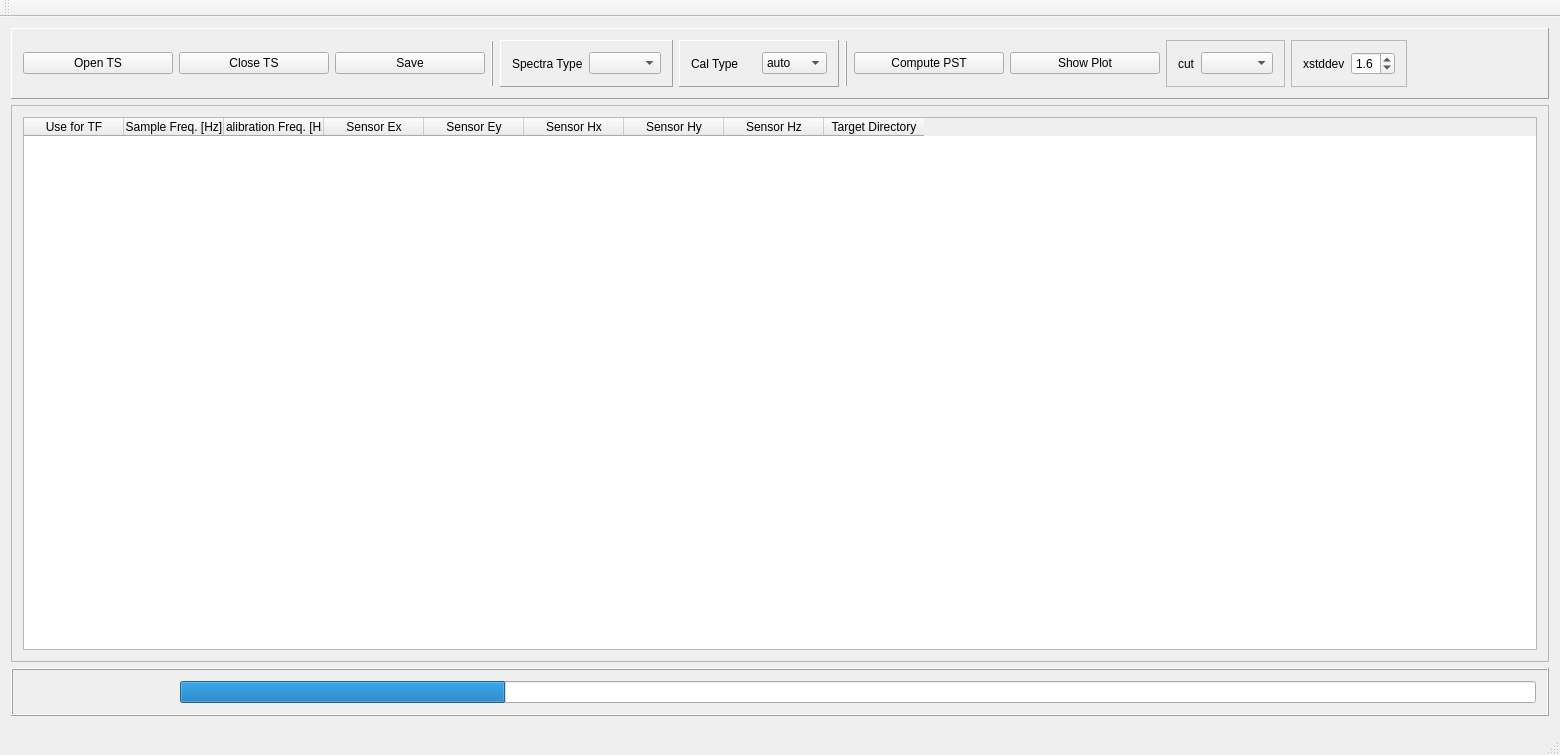
bfrmtx/procmt_2021, file CoilFieldTestTool/mainwindow.ui: the form before one commit.
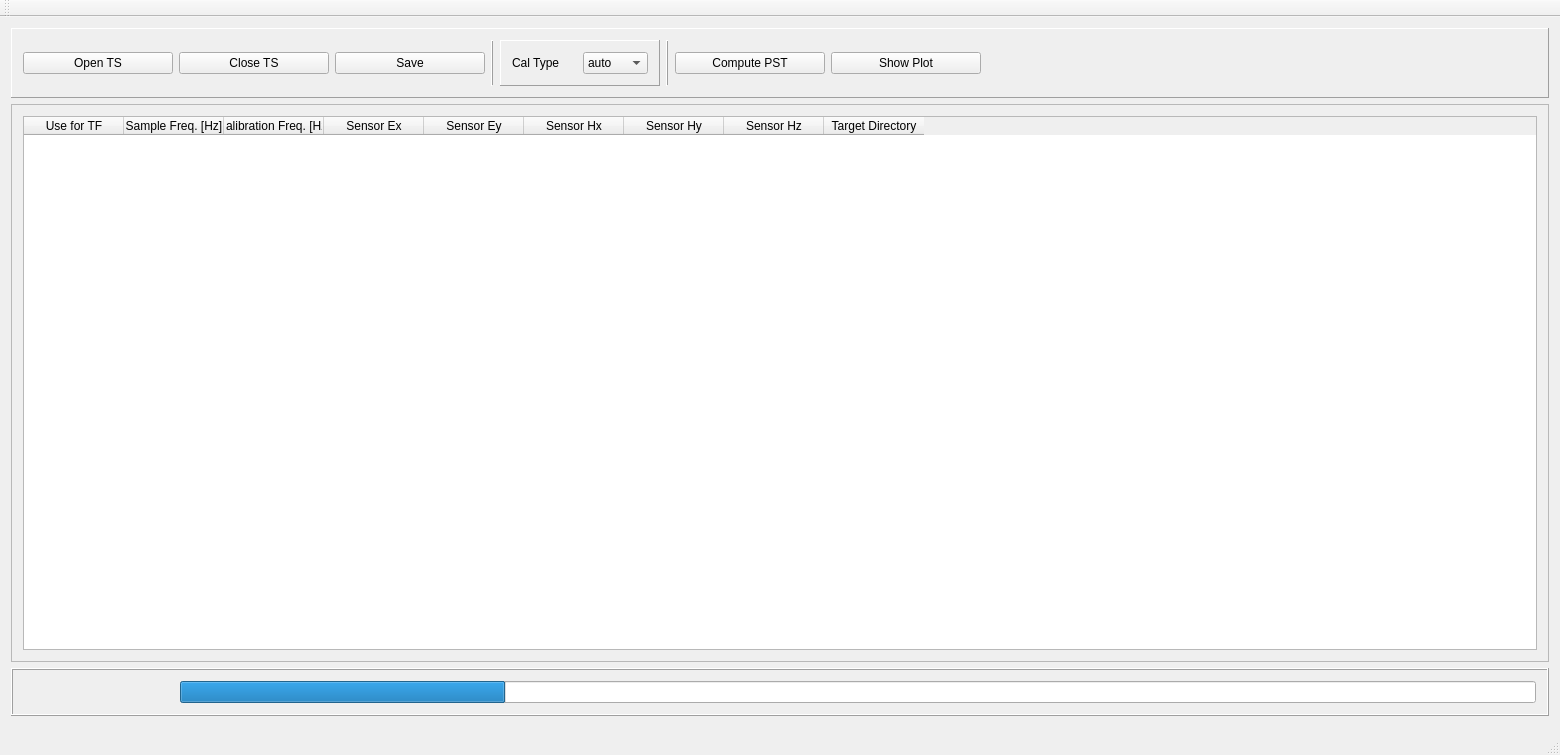
The form after the commit. Icons and pictures are not drawn.

What changed in the file:
```diff
--- a/CoilFieldTestTool/mainwindow.ui
+++ b/CoilFieldTestTool/mainwindow.ui
@@ -112,38 +112,6 @@
          </property>
         </widget>
        </item>
-       <item>
-        <widget class="QFrame" name="frame_3">
-         <property name="minimumSize">
-          <size>
-           <width>160</width>
-           <height>0</height>
-          </size>
-         </property>
-         <property name="frameShape">
-          <enum>QFrame::Panel</enum>
-         </property>
-         <property name="frameShadow">
-          <enum>QFrame::Raised</enum>
-         </property>
-         <layout class="QHBoxLayout" name="horizontalLayout_3">
-          <item>
-           <widget class="QLabel" name="label">
-            <property name="text">
-             <string>Spectra Type</string>
-            </property>
-           </widget>
-          </item>
-          <item>
-           <widget class="QComboBox" name="cbFFTWindowLength">
-            <property name="currentIndex">
-             <number>-1</number>
-            </property>
-           </widget>
-          </item>
-         </layout>
-        </widget>
-       </item>
        <item>
         <widget class="QFrame" name="frame_5">
          <property name="minimumSize">
@@ -247,66 +215,6 @@
          </property>
         </widget>
        </item>
-       <item>
-        <widget class="QFrame" name="frame_6">
-         <property name="frameShape">
-          <enum>QFrame::StyledPanel</enum>
-         </property>
-         <property name="frameShadow">
-          <enum>QFrame::Raised</enum>
-         </property>
-         <layout class="QHBoxLayout" name="horizontalLayout_6">
-          <item>
-           <widget class="QLabel" name="cut_label">
-            <property name="text">
-             <string>cut</string>
-            </property>
-           </widget>
-          </item>
-          <item>
-           <widget class="QComboBox" name="cbFFT_cuts"/>
-          </item>
-         </layout>
-        </widget>
-       </item>
-       <item>
-        <widget class="QFrame" name="frame_7">
-         <property name="frameShape">
-          <enum>QFrame::StyledPanel</enum>
-         </property>
-         <property name="frameShadow">
-          <enum>QFrame::Raised</enum>
-         </property>
-         <layout class="QHBoxLayout" name="horizontalLayout_7">
-          <item>
-           <widget class="QLabel" name="xstddev_label">
-            <property name="text">
-             <string>xstddev</string>
-            </property>
-           </widget>
-          </item>
-          <item>
-           <widget class="QDoubleSpinBox" name="xstddev_doubleSpinBox">
-            <property name="decimals">
-             <number>1</number>
-            </property>
-            <property name="minimum">
-             <double>0.400000000000000</double>
-            </property>
-            <property name="maximum">
-             <double>3.400000000000000</double>
-            </property>
-            <property name="singleStep">
-             <double>0.300000000000000</double>
-            </property>
-            <property name="value">
-             <double>1.600000000000000</double>
-            </property>
-           </widget>
-          </item>
-         </layout>
-        </widget>
-       </item>
        <item>
         <spacer name="horizontalSpacer">
          <property name="orientation">
```
